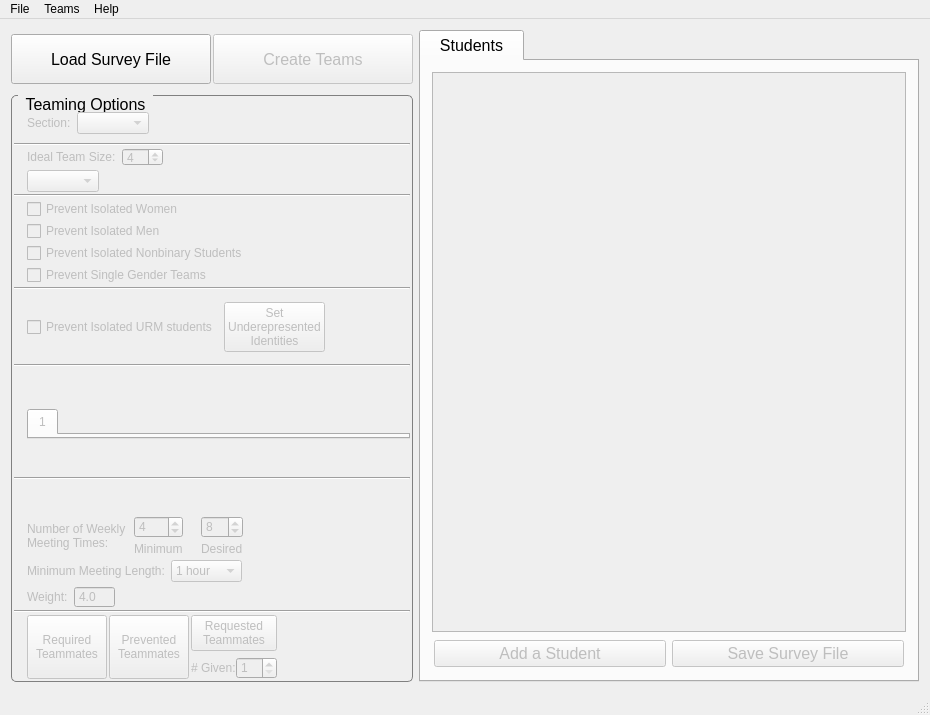
Qt form gruepr.ui (gruepr/gruepr) before a commit.
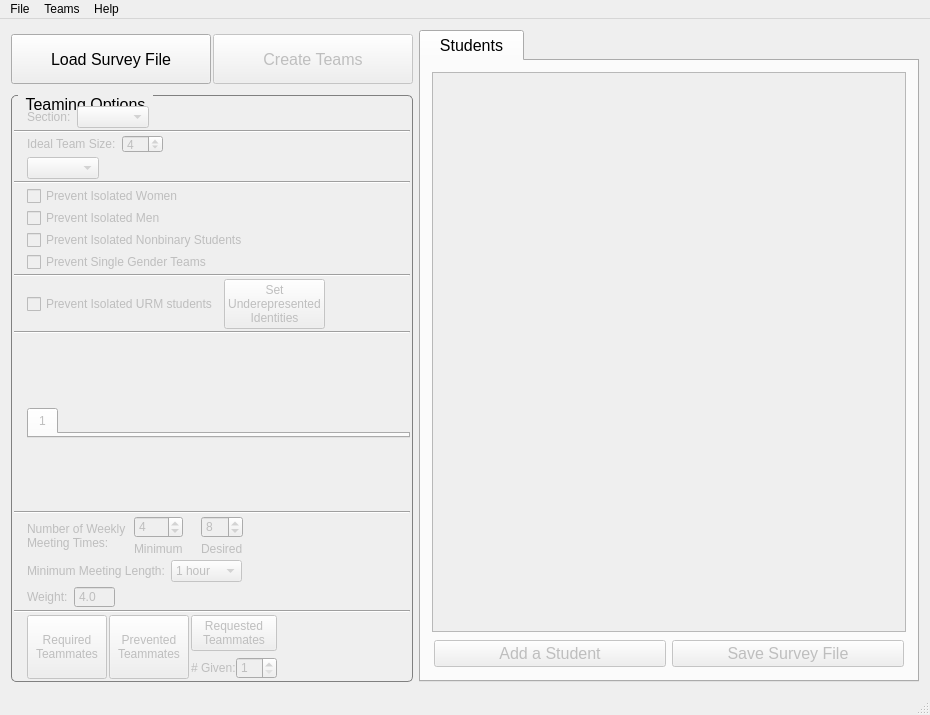
The same form after that commit. Icons and pictures are not drawn. Custom widgets are drawn as their Qt base class.

Commit message: Added online version check with offer to download latest version; updated urls and email address to gruepr.com

The edit to the form file:
```diff
--- a/gruepr.ui
+++ b/gruepr.ui
@@ -1007,9 +1007,9 @@
             <bool>false</bool>
            </property>
            <property name="sizePolicy">
-            <sizepolicy hsizetype="Ignored" vsizetype="Expanding">
-             <horstretch>0</horstretch>
-             <verstretch>0</verstretch>
+            <sizepolicy hsizetype="Expanding" vsizetype="Expanding">
+             <horstretch>10</horstretch>
+             <verstretch>10</verstretch>
             </sizepolicy>
            </property>
            <property name="usesScrollButtons">
```
The commit also changes 8 other files.
